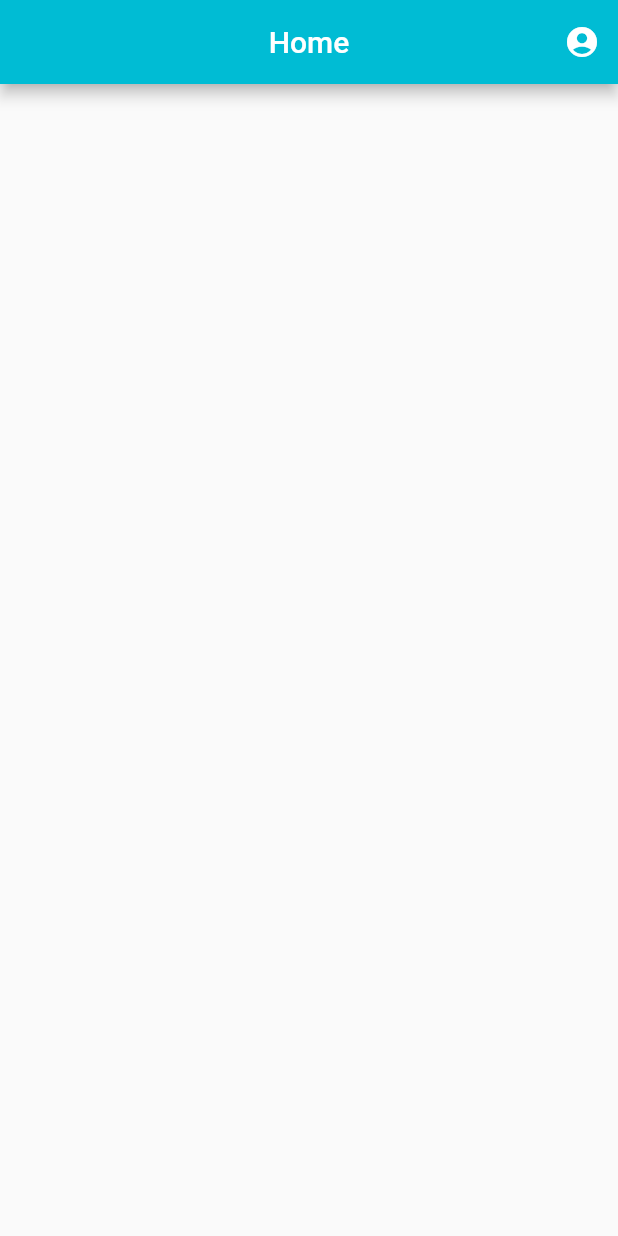
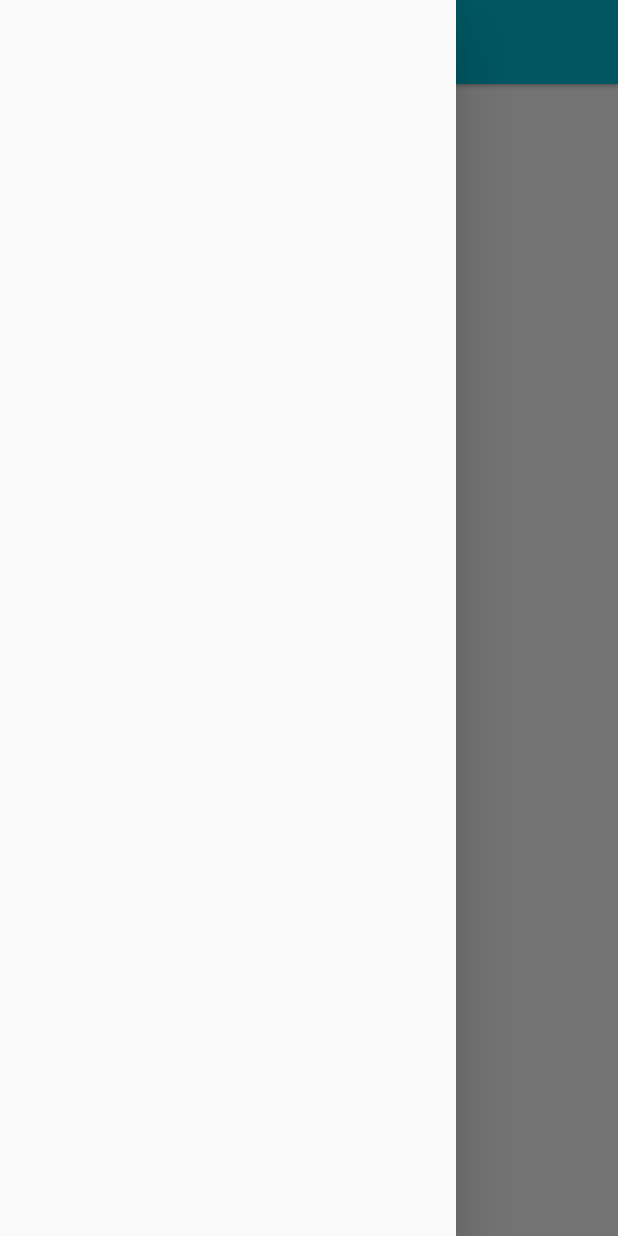
Before and after one commit to alghubari2017/flutterApplication, a Flutter app: the screen it shows after launch, with the side drawer open (before the commit the screen has no drawer), on a phone screen of 412 x 824 dp. Run offline on Flutter 3.47's test engine with Material 2 defaults, Android fonts, the phone set to English and light mode, and no system bars.

Commit message:
drawer-enddrawer--search

```diff
--- a/flutter_application_1/lib/main.dart
+++ b/flutter_application_1/lib/main.dart
@@ -15,10 +15,13 @@ class myApp extends StatelessWidget {
               title: Text("Home"),
               backgroundColor: Colors.cyan,
               actions: <Widget>[
-              IconButton(onPressed: () {}, icon: Icon(Icons.account_circle))
+                // IconButton(onPressed: () {}, icon: Icon(Icons.search))
               ],
               centerTitle: true,
+              elevation: 1,
+              /* leading: IconButton(
+                  icon: Icon(Icons.ac_unit_sharp), onPressed: () {})),*/
             ),
-        ));
+            drawer: Drawer()));
   }
 }
```
Lines whose indentation alone changed are shown as unchanged.
